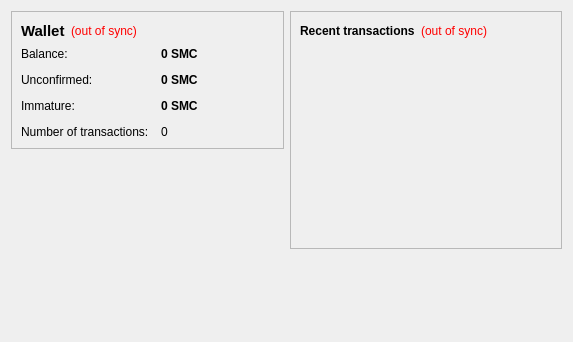
The window that src/qt/forms/overviewpage.ui (givingcoin/GivingCoin) describes before a commit, drawn with Qt 5.
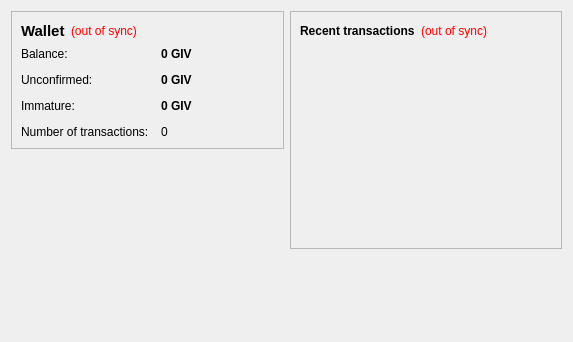
The same window after the commit.

The edit to the form file:
```diff
--- a/src/qt/forms/overviewpage.ui
+++ b/src/qt/forms/overviewpage.ui
@@ -105,7 +105,7 @@
              <string>Your current balance</string>
             </property>
             <property name="text">
-             <string notr="true">0 SMC</string>
+             <string notr="true">0 GIV</string>
             </property>
             <property name="textInteractionFlags">
              <set>Qt::LinksAccessibleByMouse|Qt::TextSelectableByKeyboard|Qt::TextSelectableByMouse</set>
@@ -134,7 +134,7 @@
              <string>Total of transactions that have yet to be confirmed, and do not yet count toward the current balance</string>
             </property>
             <property name="text">
-             <string notr="true">0 SMC</string>
+             <string notr="true">0 GIV</string>
             </property>
             <property name="textInteractionFlags">
              <set>Qt::LinksAccessibleByMouse|Qt::TextSelectableByKeyboard|Qt::TextSelectableByMouse</set>
@@ -177,7 +177,7 @@
              <string>Mined balance that has not yet matured</string>
             </property>
             <property name="text">
-             <string notr="true">0 SMC</string>
+             <string notr="true">0 GIV</string>
             </property>
             <property name="textInteractionFlags">
              <set>Qt::LinksAccessibleByMouse|Qt::TextSelectableByKeyboard|Qt::TextSelectableByMouse</set>
```
Left out of the diff: 4 changed lines with no effect on the pictures.
